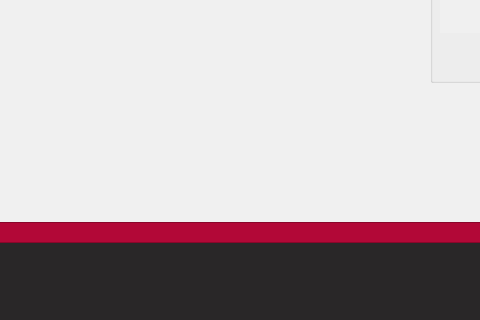
Qt form forgotpasspage.ui (SoltaniShantia/AP-Project) before a commit; both pictures show x 0 to 480 and y 448 to 768 of the 1152 by 768 pixel window.
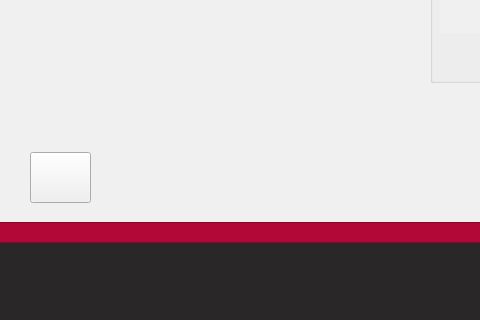
The same form after that commit. Icons and pictures are not drawn.

What changed in the file:
```diff
--- a/forgotpasspage.ui
+++ b/forgotpasspage.ui
@@ -260,6 +260,45 @@
    <zorder>horizontalLayoutWidget_5</zorder>
    <zorder>Confirmbtn</zorder>
   </widget>
+  <widget class="QPushButton" name="backToLogin">
+   <property name="geometry">
+    <rect>
+     <x>30</x>
+     <y>600</y>
+     <width>61</width>
+     <height>51</height>
+    </rect>
+   </property>
+   <property name="text">
+    <string/>
+   </property>
+  </widget>
+  <widget class="QLabel" name="label_16">
+   <property name="geometry">
+    <rect>
+     <x>40</x>
+     <y>600</y>
+     <width>41</width>
+     <height>46</height>
+    </rect>
+   </property>
+   <property name="text">
+    <string/>
+   </property>
+   <property name="pixmap">
+    <pixmap resource="arrowIcon.qrc">:/new/prefix1/icons8-left-arrow-50.png</pixmap>
+   </property>
+   <property name="scaledContents">
+    <bool>true</bool>
+   </property>
+  </widget>
+  <zorder>frame_4</zorder>
+  <zorder>frame_3</zorder>
+  <zorder>frame_5</zorder>
+  <zorder>frame_6</zorder>
+  <zorder>groupBox</zorder>
+  <zorder>label_16</zorder>
+  <zorder>backToLogin</zorder>
  </widget>
  <resources/>
  <connections/>
```
Left out of the diff: 4 changed lines with no effect on the pictures.
